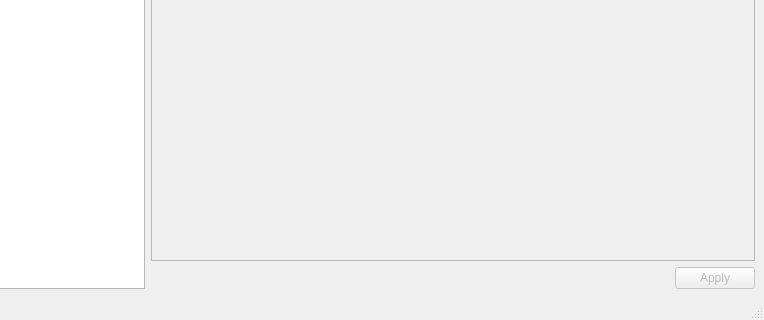
Old version of the form src/GenpassWindow.ui in the repository dbear496/genpass-gui; both pictures show x 120 to 884 and y 198 to 518 of the 884 by 518 pixel window.
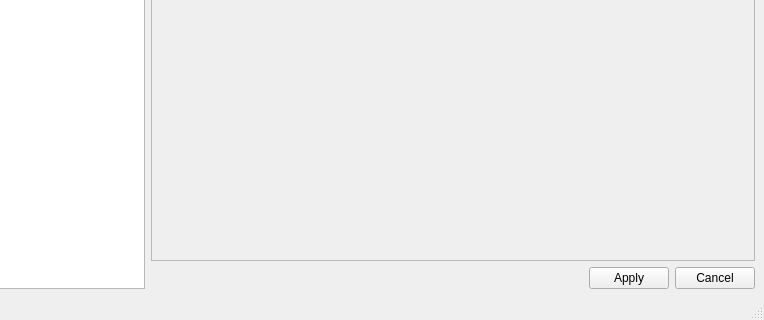
New version of the form.

The edit to the form file:
```diff
--- a/src/GenpassWindow.ui
+++ b/src/GenpassWindow.ui
@@ -101,8 +101,8 @@
             </property>
             <property name="sizeHint" stdset="0">
              <size>
-              <width>40</width>
-              <height>20</height>
+              <width>0</width>
+              <height>0</height>
              </size>
             </property>
            </spacer>
@@ -110,7 +110,7 @@
           <item>
            <widget class="QPushButton" name="buttonApply">
             <property name="enabled">
-             <bool>false</bool>
+             <bool>true</bool>
             </property>
             <property name="sizePolicy">
              <sizepolicy hsizetype="Fixed" vsizetype="Fixed">
@@ -123,6 +123,13 @@
             </property>
            </widget>
           </item>
+          <item>
+           <widget class="QPushButton" name="buttonCancel">
+            <property name="text">
+             <string>Cancel</string>
+            </property>
+           </widget>
+          </item>
          </layout>
         </item>
        </layout>
```
Left out of the diff: 6 changed lines with no effect on the pictures.
